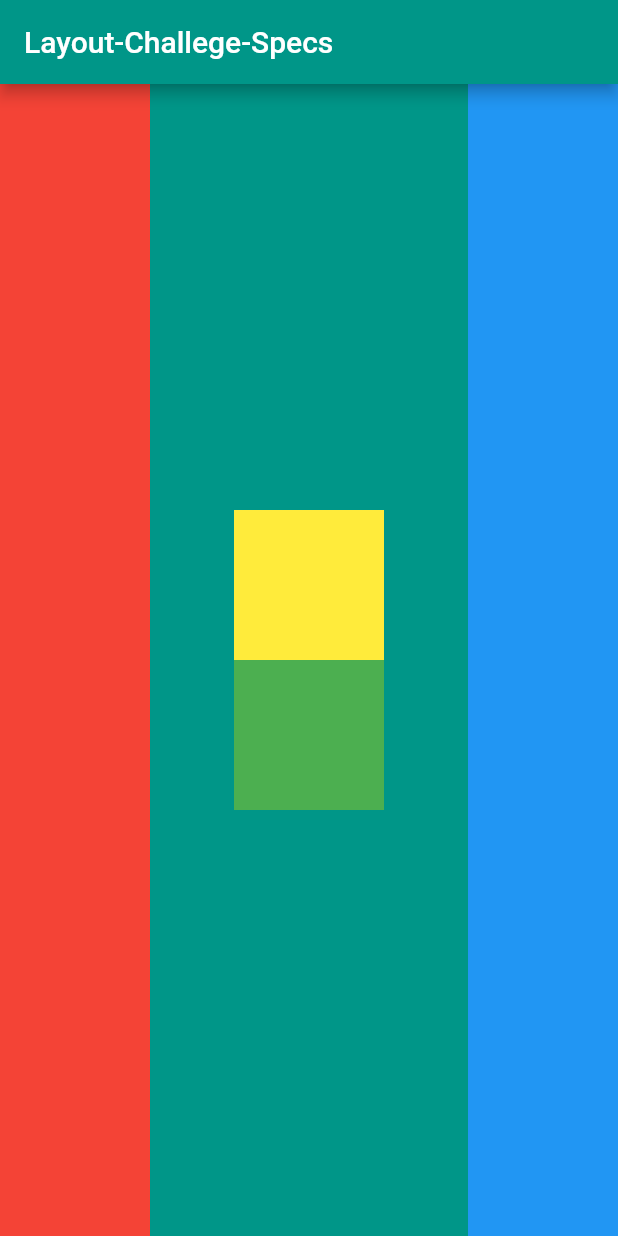
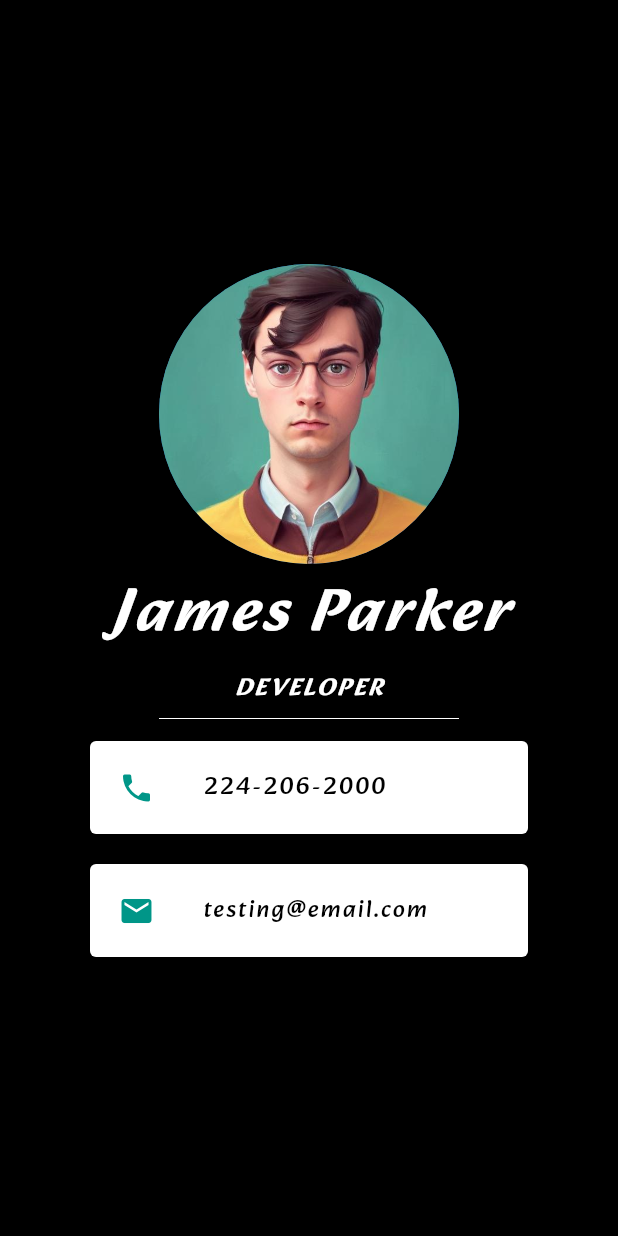
Before and after one commit to cleed8a/flutter, a Flutter app: the screen it shows after launch, on a phone screen of 412 x 824 dp. Run offline on Flutter 3.47's test engine with Material 2 defaults, Android fonts, the phone set to English and light mode, and no system bars.

Commit message:
contact app practice completed

```diff
--- a/module2/analysis_options.yaml
+++ b/module2/analysis_options.yaml
@@ -22,6 +22,7 @@ linter:
   # `// ignore_for_file: name_of_lint` syntax on the line or in the file
   # producing the lint.
   rules:
+    constant_identifier_names: false
     # avoid_print: false  # Uncomment to disable the `avoid_print` rule
     # prefer_single_quotes: true  # Uncomment to enable the `prefer_single_quotes` rule
 
--- a/module2/lib/main.dart
+++ b/module2/lib/main.dart
@@ -11,45 +11,81 @@ class MyApp extends StatelessWidget {
   @override
   Widget build(BuildContext context) {
     return MaterialApp(
-      title: "Layout-Challenge-Specs",
+        title: "My Business Card",
         home: Scaffold(
-        backgroundColor: Colors.teal,
-        appBar: AppBar(
-          title: Text("Layout-Challege-Specs"),
-          backgroundColor: Colors.teal,
-        ),
-        body: Container(
-          child: Row(
-            crossAxisAlignment: CrossAxisAlignment.stretch,
-            mainAxisAlignment: MainAxisAlignment.spaceBetween,
-            children: [
-              Container(
-                width: 100,
-                color: Colors.red,
-              ),
-              Column(
+            backgroundColor: Colors.black,
+            body: SafeArea(
+                child: Column(
               mainAxisAlignment: MainAxisAlignment.center,
               children: [
-                  Container(
-                    color: Colors.yellow,
-                    width: 100,
-                    height: 100,
+                CircleAvatar(
+                  backgroundImage: AssetImage('images/profile_pic.jpg'),
+                  radius: 100,
+                ),
+                Text("James Parker",
+                    style: TextStyle(
+                      fontFamily: 'Alkatra',
+                      fontSize: 40,
+                      fontWeight: FontWeight.bold,
+                      fontStyle: FontStyle.italic,
+                      color: Colors.white,
+                      letterSpacing: 3,
+                    )),
+                Padding(
+                  padding: const EdgeInsets.all(2.0),
+                  child: Text("DEVELOPER",
+                      style: TextStyle(
+                        fontFamily: 'Alkatra',
+                        fontSize: 16,
+                        fontWeight: FontWeight.bold,
+                        fontStyle: FontStyle.italic,
+                        color: Colors.white,
+                        letterSpacing: 1.5,
+                      )),
                 ),
                 Container(
-                    color: Colors.green,
-                    width: 100,
-                    height: 100,
-                  )
-                ],
+                  width: 200,
+                  child: Divider(
+                    height: 10.0,
+                    color: Colors.white,
                   ),
-              Container(
-                width: 100,
-                color: Colors.blue
-              )
-            ],
+                ),
+                Card(
+                    color: Colors.white,
+                    margin: EdgeInsets.symmetric(horizontal: 60, vertical: 10),
+                    child: Padding(
+                      padding: const EdgeInsets.all(3.0),
+                      child: ListTile(
+                        leading: Icon(Icons.phone,
+                        color: Colors.teal,),
+                        title: Text(
+                          "224-206-2000",
+                          style: TextStyle(
+                            fontFamily: 'Alkatra',
+                            fontSize: 16,
+                            color: Colors.black,
+                            letterSpacing: 1.5,
                           ),
                         ),
                       ),
-    );
+                    )),
+                Card(
+                    color: Colors.white,
+                    margin: EdgeInsets.symmetric(horizontal: 60, vertical: 10),
+                    child: Padding(
+                      padding: const EdgeInsets.all(3.0),
+                      child: ListTile(
+                        leading: Icon(Icons.email,
+                        color: Colors.teal,),
+                        title: Text("testing@email.com",
+                            style: TextStyle(
+                                fontFamily: 'Alkatra',
+                                fontSize: 16,
+                                color: Colors.black,
+                                letterSpacing: 1.5)),
+                      ),
+                    ))
+              ],
+            ))));
   }
 }
```
Also changed, not shown: module2/pubspec.yaml (+6 -28 lines), module2/fonts/Alkatra-VariableFont_wght.ttf (added), module2/images/profile_pic.jpg (added). Lines whose indentation alone changed are shown as unchanged.
